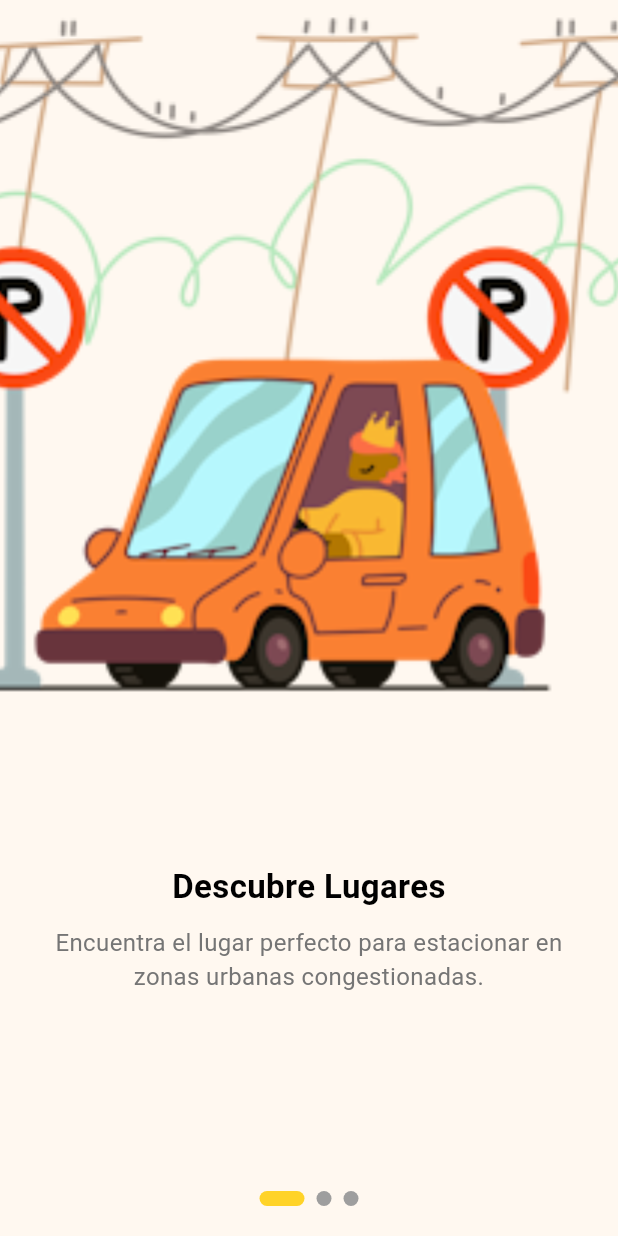
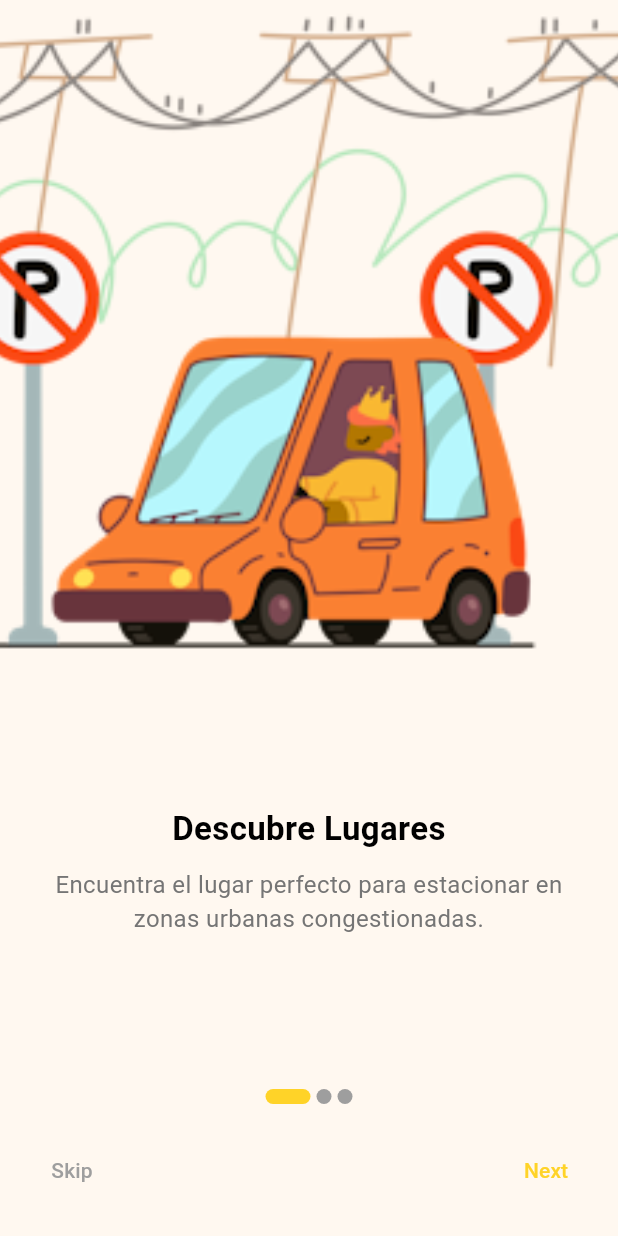
Before and after one commit to sabinelohnerv/AtreveT-Parquea2, a Flutter app: the screen it shows after launch, on a phone screen of 412 x 824 dp. Run offline on Flutter 3.47's test engine with Material 3 defaults, Android fonts, the phone set to English and light mode, and no system bars; drawn by our look-alikes of smooth_page_indicator; our stand-ins replace cloud_firestore, firebase_auth, firebase_core, firebase_storage, image_picker, shared_preferences; accounts and stored records are empty; Roboto replaces fonts that are missing (Montserrat).

Commit message:
updated onboarding

```diff
--- a/lib/views/onboarding_view.dart
+++ b/lib/views/onboarding_view.dart
@@ -38,9 +38,7 @@ class OnboardingPage extends StatelessWidget {
               ],
             ),
           ),
-          Padding(
-            padding: EdgeInsets.symmetric(vertical: 20),
-            child: SmoothPageIndicator(
+          SmoothPageIndicator(
             controller: pageController,
             count: 3,
             effect: ExpandingDotsEffect(
@@ -48,9 +46,33 @@ class OnboardingPage extends StatelessWidget {
               dotColor: Colors.grey,
               dotHeight: 10,
               dotWidth: 10,
+              spacing: 4,
+            ),
+            onDotClicked: (index) => pageController.animateToPage(
+              index,
+              duration: Duration(milliseconds: 500),
+              curve: Curves.easeInOut,
             ),
           ),
+          Padding(
+            padding: EdgeInsets.symmetric(horizontal: 16, vertical: 20),
+            child: Row(
+              mainAxisAlignment: MainAxisAlignment.spaceBetween,
+              children: [
+                TextButton(
+                  onPressed: () => pageController.jumpToPage(2),
+                  child: Text('Skip', style: TextStyle(color: Colors.grey)),
                 ),
+                TextButton(
+                  onPressed: () => pageController.nextPage(
+                    duration: Duration(milliseconds: 400),
+                    curve: Curves.easeInOut,
+                  ),
+                  child: Text('Next', style: TextStyle(color: Theme.of(context).colorScheme.primary)),
+                ),
+              ],
+            ),
+          )
         ],
       ),
     );
```
Also changed, not shown: 1 other file. Lines whose indentation alone changed are shown as unchanged.
